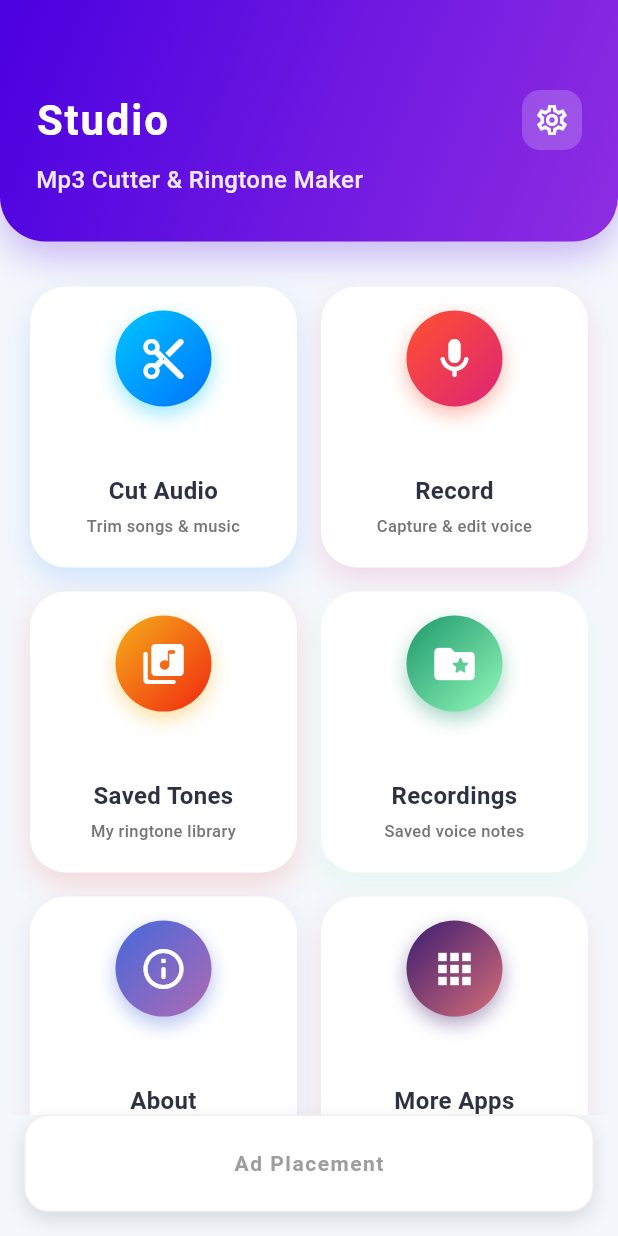
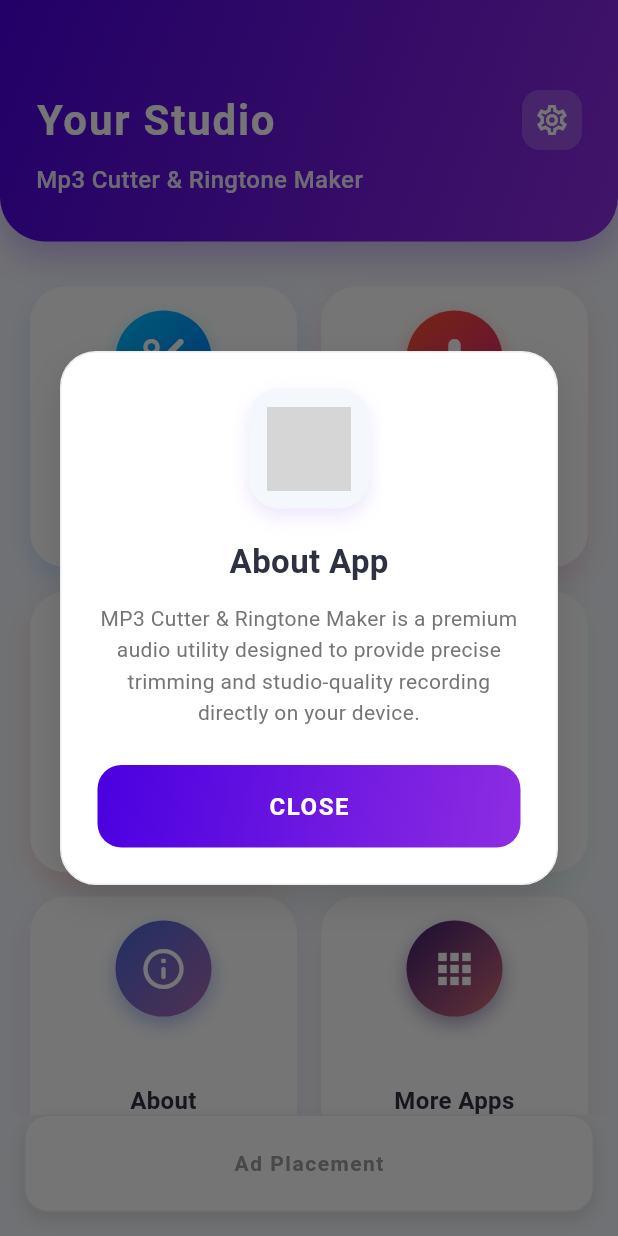
Before and after one commit to mahfuzalam25/ringtone_maker_music_cutter, a Flutter app: the screen it shows after launch, after a tap on "About", on a phone screen of 412 x 824 dp. Run offline on Flutter 3.47's test engine with Material 3 defaults, Android fonts, the phone set to English and light mode, and no system bars; our stand-ins replace just_audio, on_audio_query, permission_handler, share_plus; missing offline and left inert: ffmpeg_kit_flutter_new, just_waveform, record, ringtone_set_plus; grey boxes are pictures that could not be loaded.

Commit message:
added about and more apps widget

```diff
--- /dev/null
+++ b/lib/core/widgets/info_popup_widget.dart
@@ -0,0 +1,120 @@
+import 'package:flutter/material.dart';
+
+class InfoPopupWidget extends StatelessWidget {
+  final String title;
+  final String description;
+  final String buttonText;
+
+  const InfoPopupWidget({
+    super.key,
+    required this.title,
+    required this.description,
+    required this.buttonText,
+  });
+
+  @override
+  Widget build(BuildContext context) {
+    return Dialog(
+      shape: RoundedRectangleBorder(borderRadius: BorderRadius.circular(24)),
+      elevation: 10,
+      backgroundColor: Colors.transparent,
+      child: Container(
+        padding: const EdgeInsets.all(24),
+        decoration: BoxDecoration(
+          color: Colors.white,
+          borderRadius: BorderRadius.circular(24),
+          border: Border.all(color: Colors.grey.shade200),
+          boxShadow: const [
+            BoxShadow(
+              color: Colors.black12,
+              blurRadius: 20,
+              offset: Offset(0, 10),
+            ),
+          ],
+        ),
+        child: Column(
+          mainAxisSize: MainAxisSize.min,
+          children: [
+            Container(
+              width: 80,
+              height: 80,
+              decoration: BoxDecoration(
+                color: const Color(0xFFF4F7FC),
+                borderRadius: BorderRadius.circular(20),
+                boxShadow: [
+                  BoxShadow(
+                    color: const Color(0xFF4A00E0).withOpacity(0.1),
+                    blurRadius: 10,
+                    offset: const Offset(0, 5),
+                  ),
+                ],
+              ),
+              child: Padding(
+                padding: const EdgeInsets.all(12.0),
+                child: Image.asset(
+                  'assets/meetsfixer_logo.png',
+                  errorBuilder: (context, error, stackTrace) => const Icon(
+                    Icons.business,
+                    size: 40,
+                    color: Color(0xFF4A00E0),
+                  ),
+                ),
+              ),
+            ),
+            const SizedBox(height: 20),
+            Text(
+              title,
+              style: const TextStyle(
+                fontSize: 22,
+                fontWeight: FontWeight.bold,
+                color: Color(0xFF2D3142),
+              ),
+            ),
+            const SizedBox(height: 12),
+            Text(
+              description,
+              textAlign: TextAlign.center,
+              style: TextStyle(
+                fontSize: 14,
+                color: Colors.grey.shade600,
+                height: 1.5,
+              ),
+            ),
+            const SizedBox(height: 24),
+            Container(
+              width: double.infinity,
+              decoration: BoxDecoration(
+                gradient: const LinearGradient(
+                  colors: [Color(0xFF4A00E0), Color(0xFF8E2DE2)],
+                  begin: Alignment.topLeft,
+                  end: Alignment.bottomRight,
+                ),
+                borderRadius: BorderRadius.circular(16),
+              ),
+              child: ElevatedButton(
+                onPressed: () => Navigator.of(context).pop(),
+                style: ElevatedButton.styleFrom(
+                  backgroundColor: Colors.transparent,
+                  shadowColor: Colors.transparent,
+                  padding: const EdgeInsets.symmetric(vertical: 16),
+                  shape: RoundedRectangleBorder(
+                    borderRadius: BorderRadius.circular(16),
+                  ),
+                ),
+                child: Text(
+                  buttonText,
+                  style: const TextStyle(
+                    fontSize: 16,
+                    fontWeight: FontWeight.bold,
+                    color: Colors.white,
+                    letterSpacing: 1,
+                  ),
+                ),
+              ),
+            ),
+          ],
+        ),
+      ),
+    );
+  }
+}
--- a/lib/features/home/home_page.dart
+++ b/lib/features/home/home_page.dart
@@ -1,6 +1,7 @@
 // ignore_for_file: deprecated_member_use, use_build_context_synchronously
 import 'package:flutter/material.dart';
 import 'package:ringtone_maker_music_cutter/core/utils/permissions_handler.dart';
+import 'package:ringtone_maker_music_cutter/core/widgets/info_popup_widget.dart';
 import 'package:ringtone_maker_music_cutter/features/editor/audio_selection_page.dart';
 import 'package:ringtone_maker_music_cutter/features/editor/record_audio_page.dart';
 import 'package:ringtone_maker_music_cutter/features/home/recordings_page.dart';
@@ -63,7 +64,7 @@ class _HomePageState extends State<HomePage> {
                   mainAxisAlignment: MainAxisAlignment.spaceBetween,
                   children: [
                     const Text(
-                      'Studio',
+                      'Your Studio',
                       style: TextStyle(
                         fontSize: 28,
                         fontWeight: FontWeight.bold,
@@ -202,7 +203,17 @@ class _HomePageState extends State<HomePage> {
                     const Color(0xFF4568DC),
                     const Color(0xFFB06AB3),
                   ],
-                  onTap: () {},
+                  onTap: () {
+                    showDialog(
+                      context: context,
+                      builder: (context) => const InfoPopupWidget(
+                        title: 'About App',
+                        description:
+                            'MP3 Cutter & Ringtone Maker is a premium audio utility designed to provide precise trimming and studio-quality recording directly on your device.',
+                        buttonText: 'CLOSE',
+                      ),
+                    );
+                  },
                 ),
                 _buildPremiumCard(
                   title: 'More Apps',
@@ -212,7 +223,17 @@ class _HomePageState extends State<HomePage> {
                     const Color(0xFF3A1C71),
                     const Color(0xFFD76D77),
                   ],
-                  onTap: () {},
+                  onTap: () {
+                    showDialog(
+                      context: context,
+                      builder: (context) => const InfoPopupWidget(
+                        title: 'More from NexaCore',
+                        description:
+                            'Explore our full suite of professional software tools, productivity apps, and premium utilities available on the Play Store.',
+                        buttonText: 'DISCOVER',
+                      ),
+                    );
+                  },
                 ),
               ],
             ),
```
Also changed, not shown: 1 other file.
